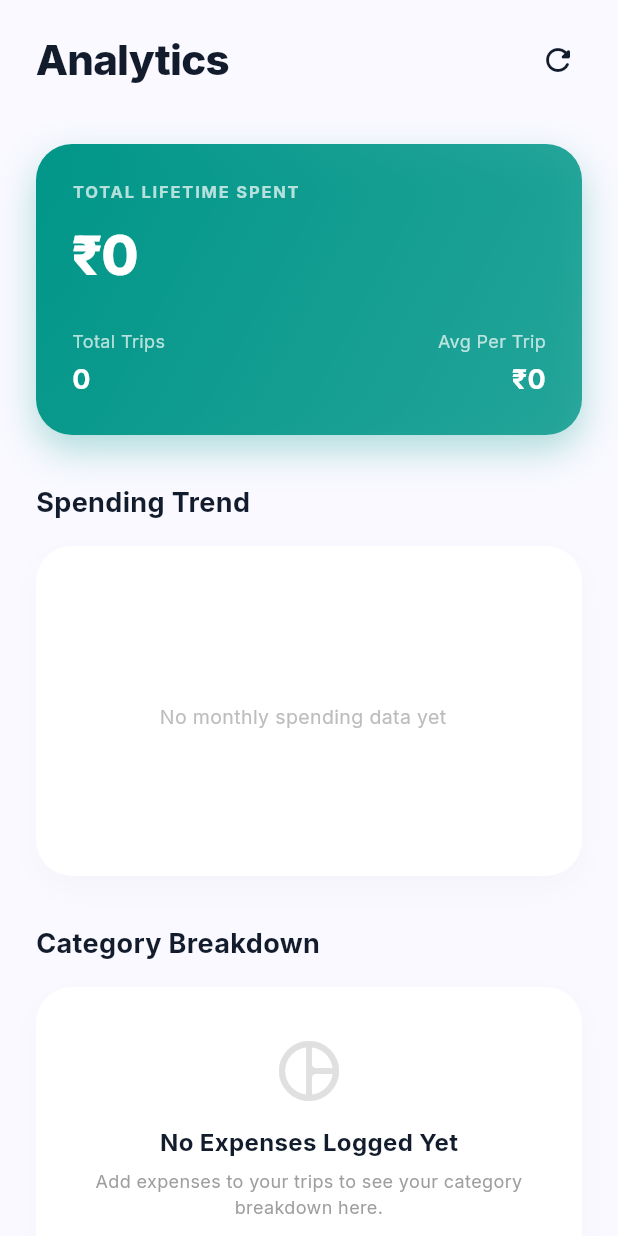
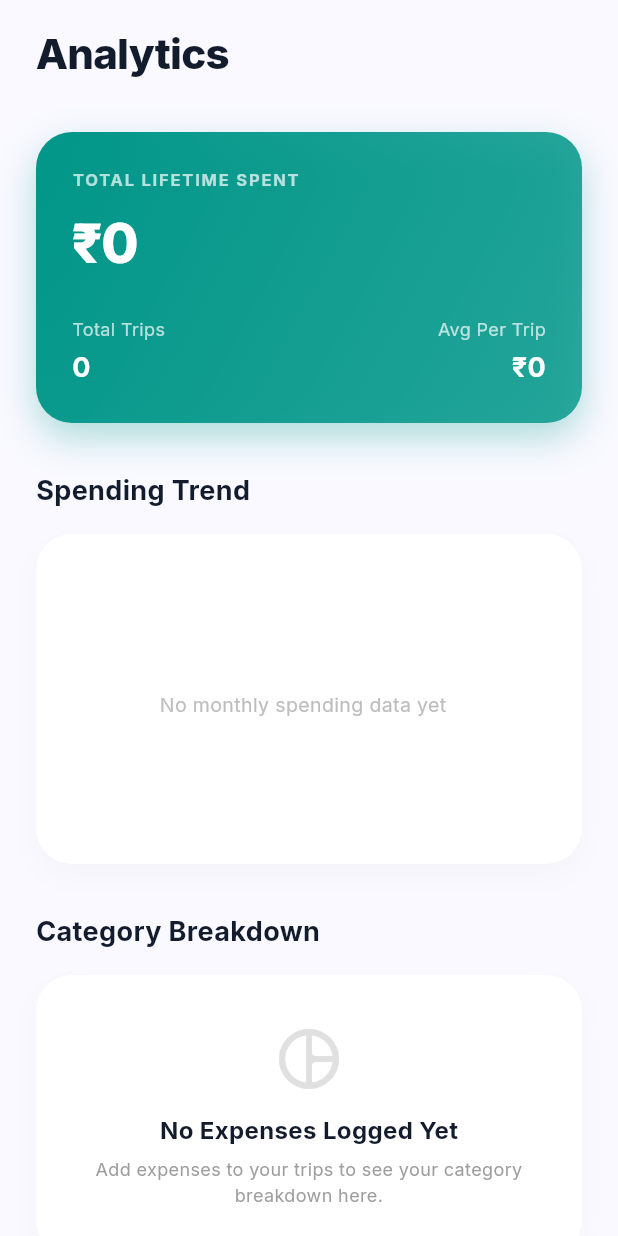
Before and after one commit to abhaysingh-10/TravelSenseAI, a Flutter app: the DashboardScreen screen opened directly, on a phone screen of 412 x 824 dp. Run offline on Flutter 3.47's test engine with Material 3 defaults, Android fonts, the phone set to English and light mode, and no system bars; our stand-ins replace fl_chart, flutter_riverpod, flutter_secure_storage, google_fonts; accounts and stored records are empty; network calls fail.

Commit message:
refactor(dashboard): remove redundant refresh icon button and rely on pull-to-refresh

```diff
--- a/frontend/lib/screens/dashboard_screen.dart
+++ b/frontend/lib/screens/dashboard_screen.dart
@@ -52,13 +52,10 @@ class DashboardScreen extends ConsumerWidget {
           child: CustomScrollView(
             physics: const AlwaysScrollableScrollPhysics(),
             slivers: [
-              SliverToBoxAdapter(
+              const SliverToBoxAdapter(
                 child: Padding(
-                  padding: const EdgeInsets.fromLTRB(24.0, 16.0, 16.0, 8.0),
-                  child: Row(
-                    mainAxisAlignment: MainAxisAlignment.spaceBetween,
-                    children: [
-                      const Text(
+                  padding: EdgeInsets.fromLTRB(24.0, 16.0, 24.0, 8.0),
+                  child: Text(
                     'Analytics',
                     style: TextStyle(
                       color: Color(0xFF121C2C),
@@ -66,15 +63,6 @@ class DashboardScreen extends ConsumerWidget {
                       fontSize: 28,
                       letterSpacing: -0.5,
                     ),
-                      ),
-                      IconButton(
-                        icon: const Icon(Icons.refresh_rounded, color: Color(0xFF121C2C)),
-                        tooltip: 'Refresh Analytics',
-                        onPressed: () {
-                          ref.read(dashboardProvider.notifier).fetchAnalytics();
-                        },
-                      ),
-                    ],
                   ),
                 ),
               ),
```
Lines whose indentation alone changed are shown as unchanged.
